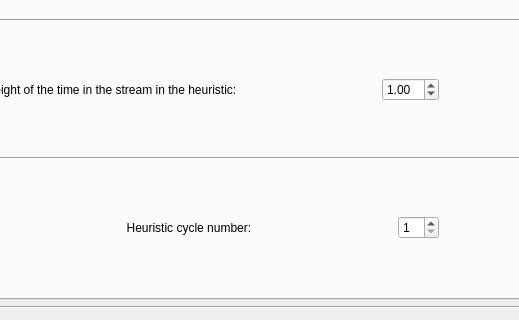
This is forms/autoProducerContest.ui in Bryshot/TFG as Qt 5 draws it before an edit; both pictures show x 221 to 740 and y 353 to 673 of the 1100 by 673 pixel window. The edited form follows.
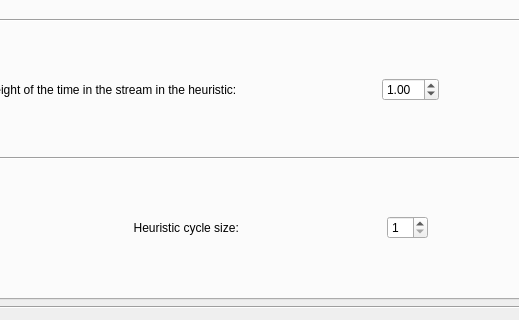
This is the edited form. The open tabs and pages were chosen to show the change.

Diff of the .ui file:
```diff
--- a/forms/autoProducerContest.ui
+++ b/forms/autoProducerContest.ui
@@ -827,7 +827,7 @@
          <item>
           <widget class="QLabel" name="label_11">
            <property name="text">
-            <string>              Heuristic cycle number:</string>
+            <string>              Heuristic cycle size:</string>
            </property>
           </widget>
          </item>
```
